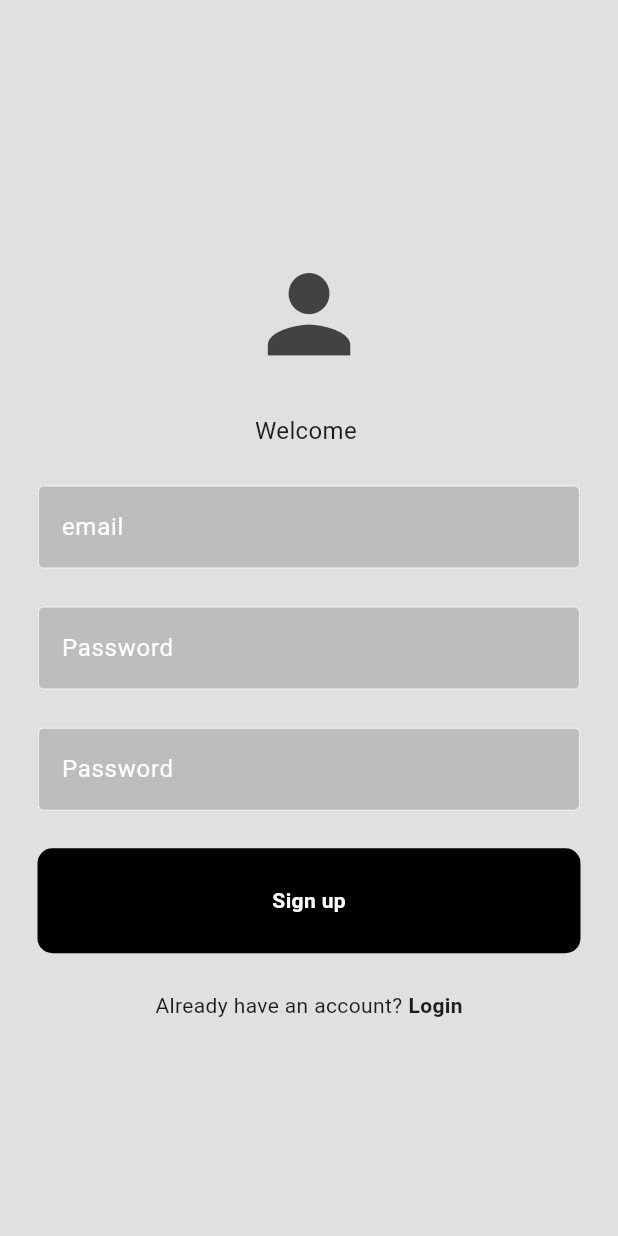
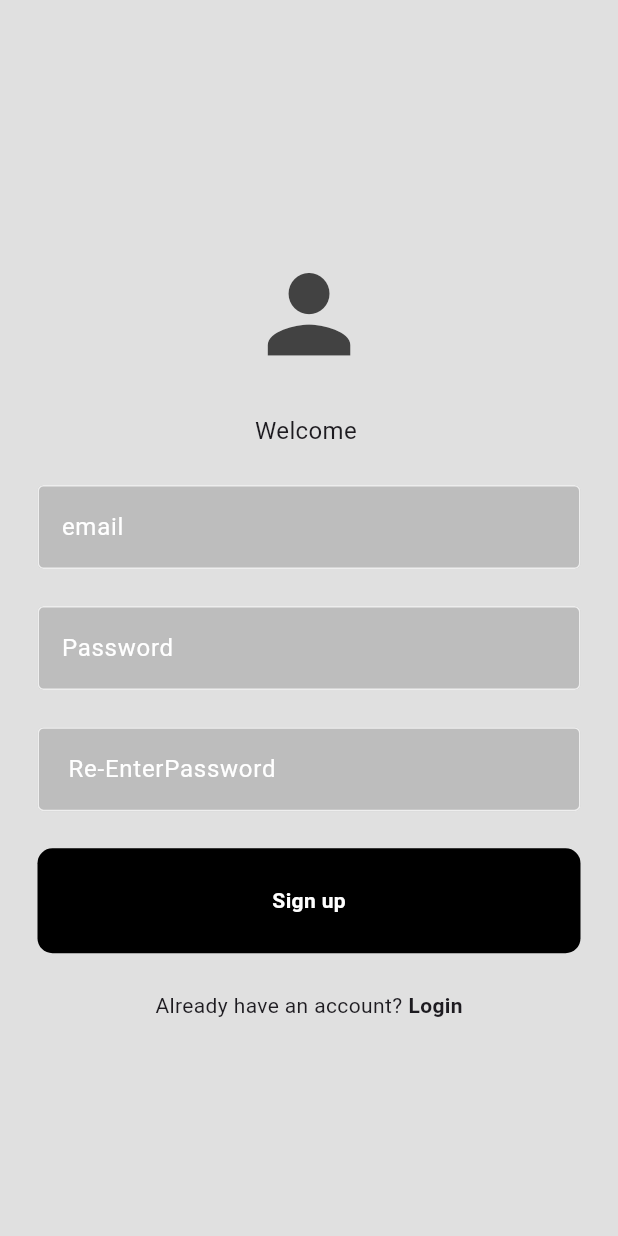
Before and after one commit to sayedsinan/heylo, a Flutter app: the SignUp screen opened directly, after a tap on "Sign up", on a phone screen of 412 x 824 dp. Run offline on Flutter 3.47's test engine with Material 3 defaults, Android fonts, the phone set to English and light mode, and no system bars; our stand-ins replace firebase_auth, firebase_core, get; accounts and stored records are empty; network calls fail.

Commit message:
third commit

```diff
--- a/lib/controller/controller.dart
+++ b/lib/controller/controller.dart
@@ -1,4 +1,3 @@
-
 import 'package:firebase_auth/firebase_auth.dart';
 import 'package:flutter/material.dart';
 import 'package:get/get.dart';
@@ -34,7 +33,7 @@ class ChatControll extends GetxController {
     } catch (e) {}
   }
 
-  Future<UserCredential> CreateAccount(String email, String password) async {
+  Future<UserCredential> createAccount(String email, String password) async {
     try {
       UserCredential userCredential = await firebaseAuth
           .createUserWithEmailAndPassword(email: email, password: password);
@@ -44,10 +43,23 @@ class ChatControll extends GetxController {
     }
   }
 
-  SignUp() async {
+  signUp(BuildContext context) async {
     if (signUpasswordText != conforimpasswordText) {
-      return ScaffoldMessenger(child:  SnackBar(content: Text("password does not match")));
-    }
+      return ScaffoldMessenger(
+        child: SnackBar(
+          content: Text(
+            "password does not match",
+          ),
+        ),
+      );
+
+      }
+      try{
+        await createAccount(singUpemailText.text, signUpasswordText.text);
+
+      }catch(e){
+
+      }
   }
 
   void login() {}
--- a/lib/view/signUp/sign_up.dart
+++ b/lib/view/signUp/sign_up.dart
@@ -17,6 +17,7 @@ class SignUp extends StatelessWidget {
         child: Center(
           child: Padding(
             padding: const EdgeInsets.symmetric(horizontal: 25.0),
+            child: SingleChildScrollView(
               child: Column(
                 mainAxisAlignment: MainAxisAlignment.center,
                 children: [
@@ -24,7 +25,7 @@ class SignUp extends StatelessWidget {
                   Icon(Icons.person,
                       size: sizeof.size.height * 0.1, color: Colors.grey[800]),
                   SizedBox(height: sizeof.size.height * 0.03),
-                Text(
+                const Text(
                     "Welcome ",
                     style: TextStyle(fontSize: 16),
                   ),
@@ -44,12 +45,12 @@ class SignUp extends StatelessWidget {
                   MyTextField(
                     controller: controller.conforimpasswordText,
                     obscureText: true,
-                  hintText: 'Password',
+                    hintText: ' Re-EnterPassword',
                   ),
                   SizedBox(height: sizeof.size.height * 0.03),
                   MyButton(
                     onTap: () {
-                    // controller.signIN();
+                      controller.signUp(context);
                     },
                     text: "Sign up",
                   ),
@@ -76,6 +77,7 @@ class SignUp extends StatelessWidget {
             ),
           ),
         ),
+      ),
     );
   }
 }
```
Lines whose indentation alone changed are shown as unchanged.
